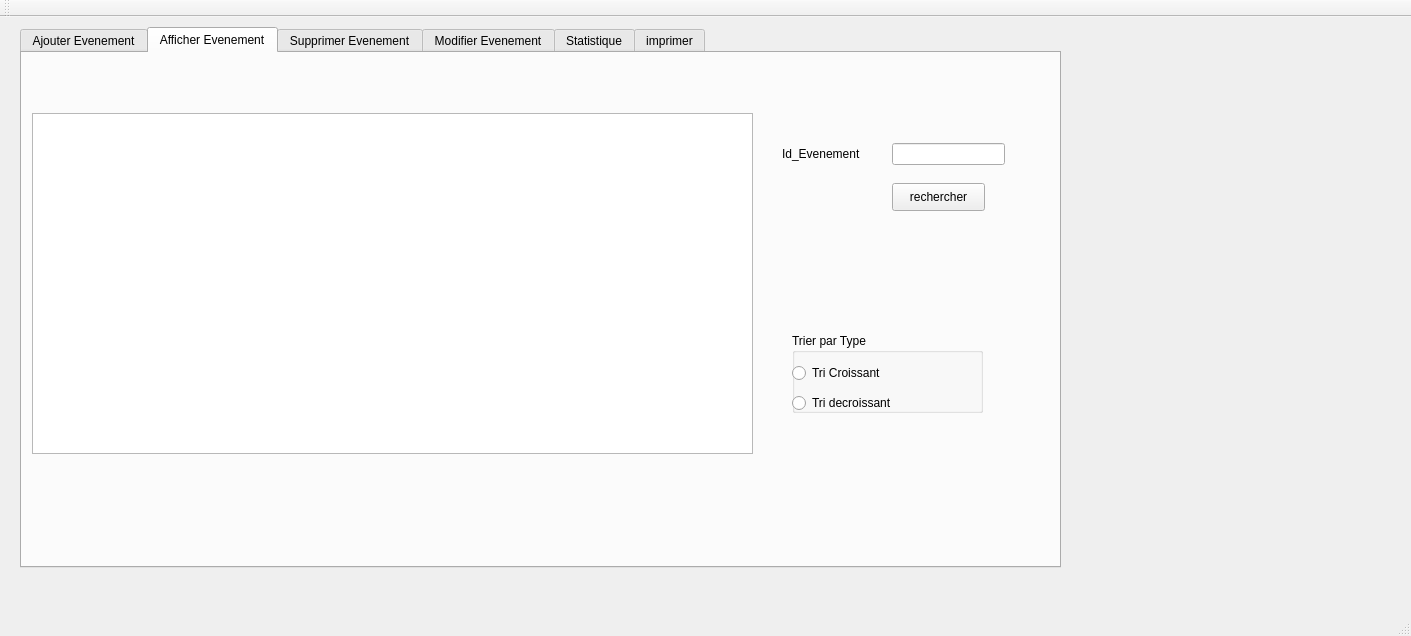
Qt form mainwindow.ui (rannouna/-smart_event-planner_2A36) before a commit.
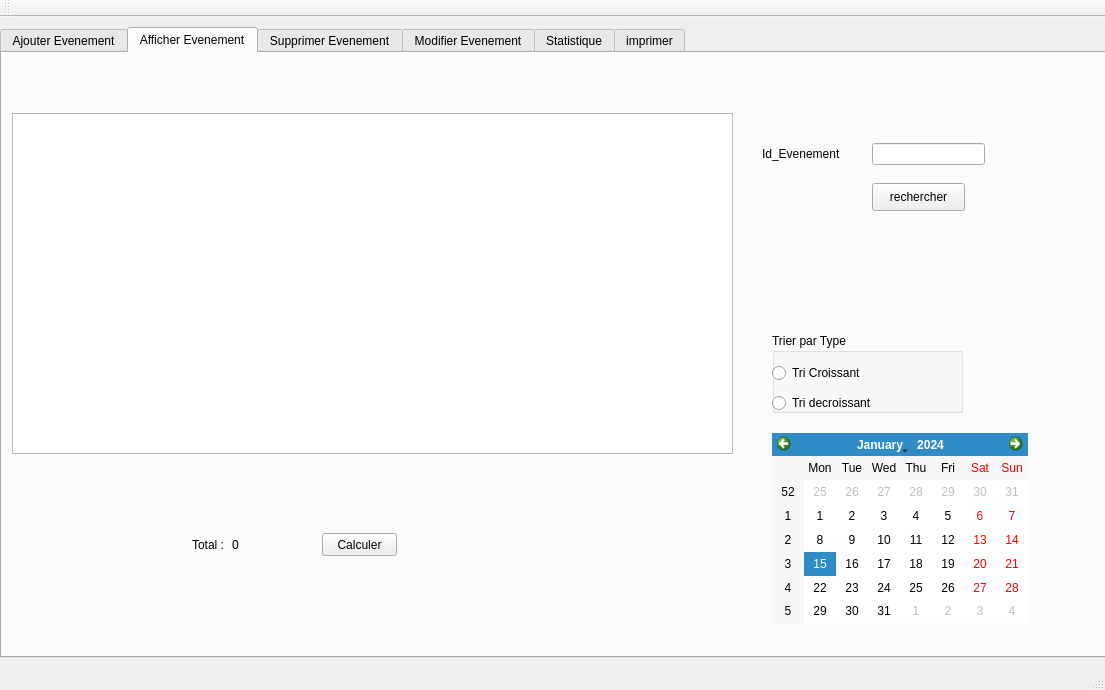
The same form after that commit. The open tabs and pages were chosen to show the change. Icons and pictures are not drawn.

```diff
--- a/mainwindow.ui
+++ b/mainwindow.ui
@@ -6,8 +6,8 @@
    <rect>
     <x>0</x>
     <y>0</y>
-    <width>1411</width>
-    <height>636</height>
+    <width>1105</width>
+    <height>690</height>
    </rect>
   </property>
   <property name="windowTitle">
@@ -17,10 +17,10 @@
    <widget class="QTabWidget" name="tabWidget">
     <property name="geometry">
      <rect>
-      <x>20</x>
+      <x>0</x>
       <y>10</y>
-      <width>1041</width>
-      <height>541</height>
+      <width>1111</width>
+      <height>631</height>
      </rect>
     </property>
     <property name="styleSheet">
@@ -287,6 +287,68 @@
        <string>Id_Evenement</string>
       </property>
      </widget>
+     <widget class="QCalendarWidget" name="calendarWidget">
+      <property name="geometry">
+       <rect>
+        <x>770</x>
+        <y>380</y>
+        <width>256</width>
+        <height>190</height>
+       </rect>
+      </property>
+     </widget>
+     <widget class="QLabel" name="label_10">
+      <property name="geometry">
+       <rect>
+        <x>170</x>
+        <y>460</y>
+        <width>321</width>
+        <height>61</height>
+       </rect>
+      </property>
+      <property name="text">
+       <string/>
+      </property>
+     </widget>
+     <widget class="QLabel" name="label_11">
+      <property name="geometry">
+       <rect>
+        <x>190</x>
+        <y>476</y>
+        <width>47</width>
+        <height>31</height>
+       </rect>
+      </property>
+      <property name="text">
+       <string>Total :</string>
+      </property>
+     </widget>
+     <widget class="QLabel" name="label_total">
+      <property name="geometry">
+       <rect>
+        <x>230</x>
+        <y>476</y>
+        <width>61</width>
+        <height>31</height>
+       </rect>
+      </property>
+      <property name="text">
+       <string>0</string>
+      </property>
+     </widget>
+     <widget class="QPushButton" name="btn_calculer">
+      <property name="geometry">
+       <rect>
+        <x>320</x>
+        <y>480</y>
+        <width>75</width>
+        <height>23</height>
+       </rect>
+      </property>
+      <property name="text">
+       <string>Calculer</string>
+      </property>
+     </widget>
     </widget>
     <widget class="QWidget" name="tab_3">
      <attribute name="title">
```
Left out of the diff: 19 changed lines with no effect on the pictures.
